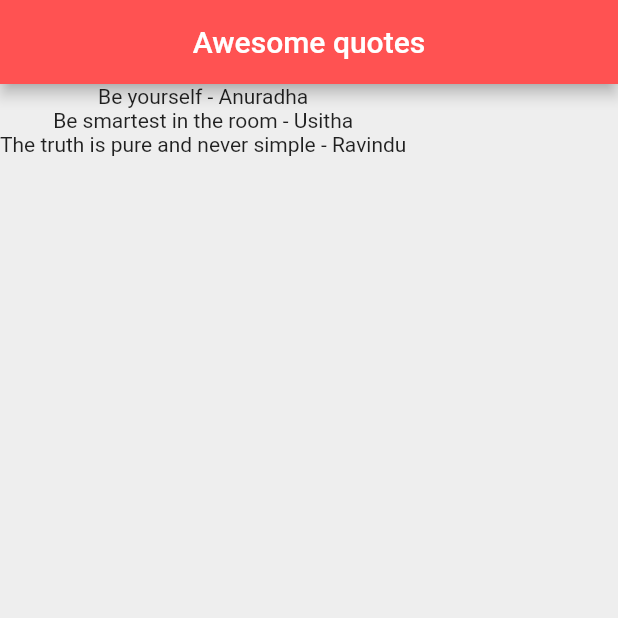
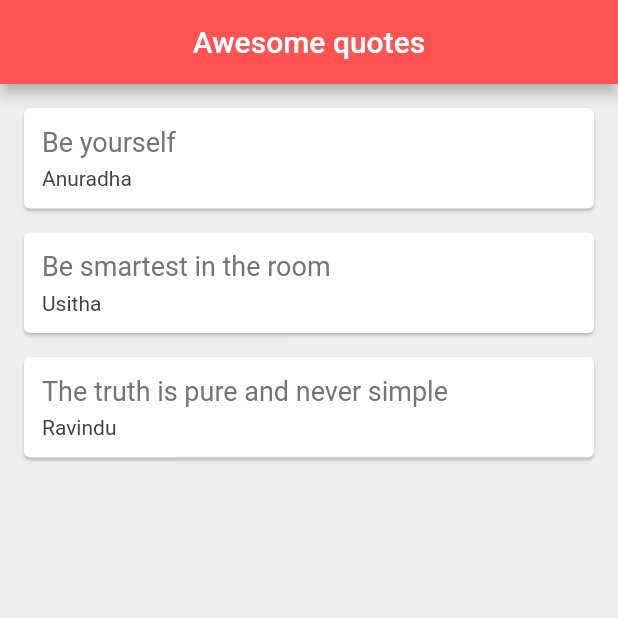
Before and after one commit to anuradha151/flut-ex, a Flutter app: the screen it shows after launch, on a phone screen of 412 x 824 dp, the top half of it. Run offline on Flutter 3.47's test engine with Material 2 defaults, Android fonts, the phone set to English and light mode, and no system bars.

Commit message:
Modified : Cards

```diff
--- a/lib/main.dart
+++ b/lib/main.dart
@@ -1,3 +1,4 @@
+import 'package:flutter/cupertino.dart';
 import 'package:flutter/material.dart';
 
 import 'Quote.dart';
@@ -18,6 +19,28 @@ class _QuoteListState extends State<QuoteList> {
     Quote(author: 'Ravindu', text: 'The truth is pure and never simple')
   ];
 
+  Widget quoteTemplate(quote) {
+    return Card(
+      margin: EdgeInsets.fromLTRB(16.0, 16.0, 16.0, 0.0),
+      child: Padding(
+        padding: const EdgeInsets.all(12.0),
+        child: Column(
+          crossAxisAlignment: CrossAxisAlignment.stretch,
+            children: <Widget>[
+          Text(
+            quote.text,
+            style: TextStyle(fontSize: 18.0, color: Colors.grey[600]),
+          ),
+          SizedBox(height: 6.0),
+          Text(
+            quote.author,
+            style: TextStyle(fontSize: 14.0, color: Colors.grey[800]),
+          )
+        ]),
+      ),
+    );
+  }
+
   @override
   Widget build(BuildContext context) {
     return Scaffold(
@@ -29,7 +52,7 @@ class _QuoteListState extends State<QuoteList> {
       ),
       body: Column(
         children: quotes
-            .map((quote) => Text('${quote.text} - ${quote.author}'))
+            .map((quote) => quoteTemplate(quote))
             .toList(),
       ),
     );
```
